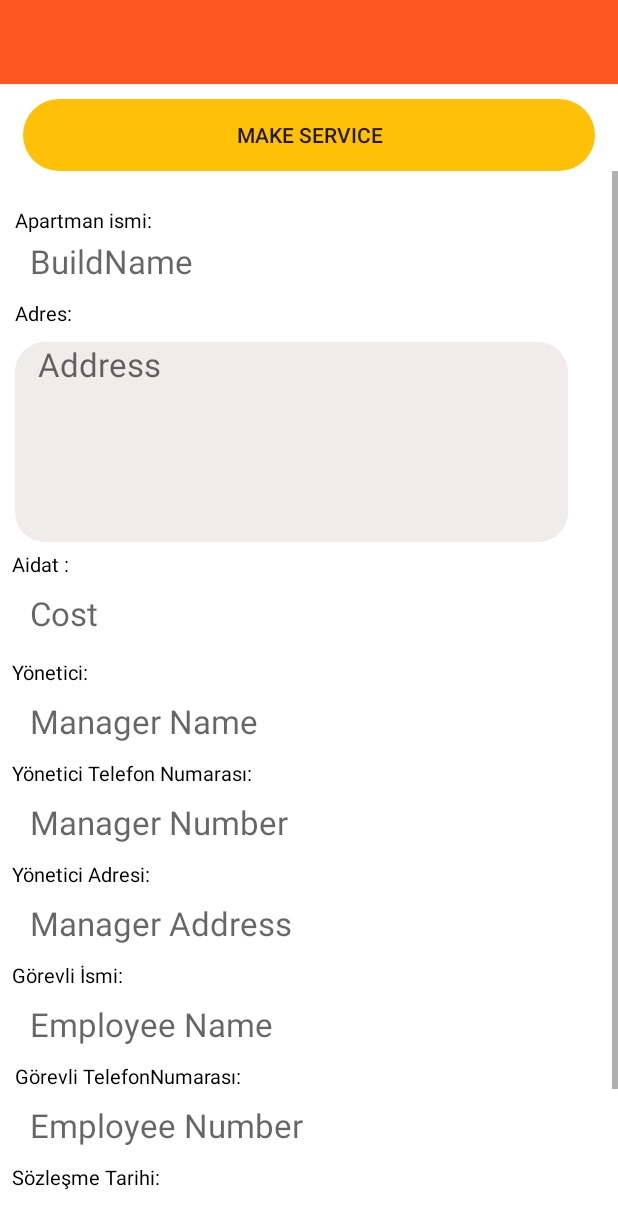
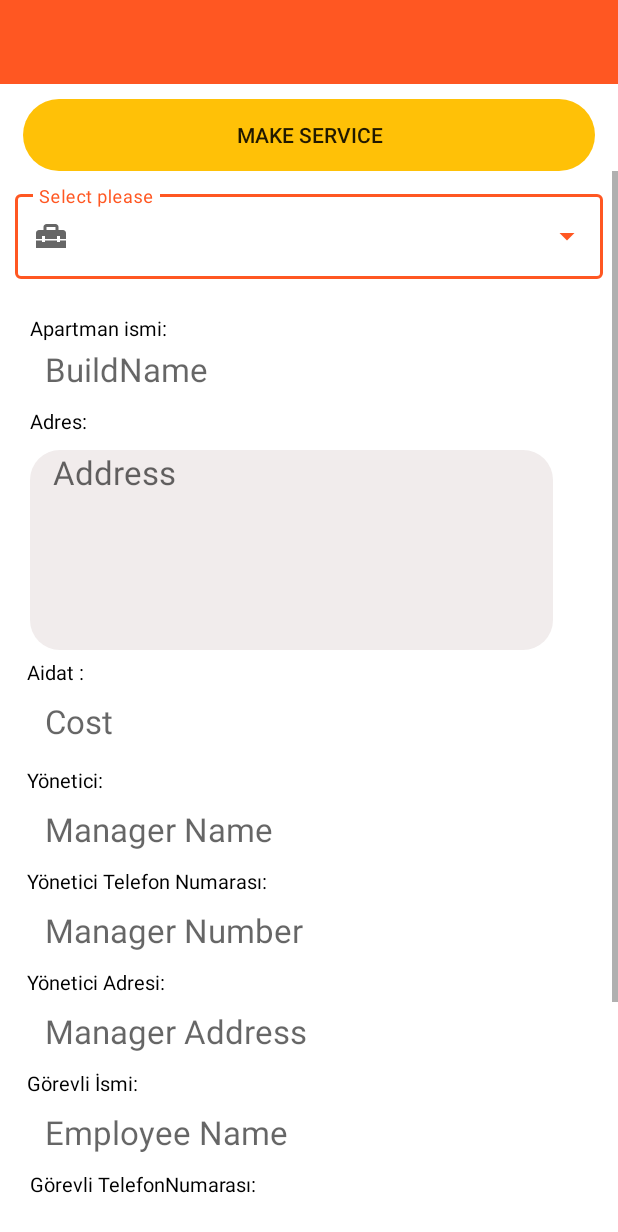
Before and after one commit to grs21/Supervisor, an Android app: the layout activity_admin_build_detail.xml on its own in the app's theme, with its tools: preview values and no code run, on a phone screen of 412 x 824 dp. Shown: the top 1232 px of the screen. Run offline under Robolectric (Android 15) with nearby library versions, the phone set to English and light mode, and no system bars.

Commit message:
Spinner design

```diff
--- a/app/src/main/res/layout/activity_admin_build_detail.xml
+++ b/app/src/main/res/layout/activity_admin_build_detail.xml
@@ -1,8 +1,8 @@
 <?xml version="1.0" encoding="utf-8"?>
-<LinearLayout
-    xmlns:android="http://schemas.android.com/apk/res/android"
+<LinearLayout xmlns:android="http://schemas.android.com/apk/res/android"
     android:layout_width="match_parent"
     android:layout_height="match_parent"
+    xmlns:app="http://schemas.android.com/apk/res-auto"
     android:orientation="vertical"
 
     >
@@ -30,9 +30,27 @@
      android:layout_marginBottom="15dp"
   >
   <RelativeLayout
+      android:padding="10dp"
       android:layout_width="match_parent"
       android:layout_height="wrap_content"
       >
+   <com.google.android.material.textfield.TextInputLayout
+       android:id="@+id/textInputLayoutAdmin"
+       android:layout_width="match_parent"
+       android:layout_height="wrap_content"
+       style="@style/Widget.MaterialComponents.TextInputLayout.OutlinedBox.ExposedDropdownMenu"
+       app:startIconDrawable="@drawable/ic_service"
+       android:hint="@string/please_selected"
+       >
+    <AutoCompleteTextView
+        android:id="@+id/autoCompleteSpinnerAdmin"
+        android:layout_width="match_parent"
+        android:layout_height="wrap_content"
+        android:inputType="none"
+        android:lines="1"
+        />
+
+   </com.google.android.material.textfield.TextInputLayout>
 
    <TextView
        android:id="@+id/textAdminBuildName"
@@ -40,6 +58,7 @@
        android:layout_height="wrap_content"
        android:text="Apartman ismi:"
        android:textSize="13sp"
+       android:layout_below="@+id/textInputLayoutAdmin"
        android:layout_marginTop="23dp"
        android:layout_marginStart="10dp"
        android:textColor="@color/black"
@@ -253,21 +272,7 @@
        android:paddingTop="3dp"
        android:paddingStart="10dp"
        />
-   <Spinner
-       android:id="@+id/spinnerDate"
-       android:layout_width="130dp"
-       android:layout_height="20dp"
-       android:layout_below="@+id/textAdminContractDate"
-       android:layout_toEndOf="@+id/textViewBuildDetailContractDate"
-       android:layout_marginTop="7dp"
-       android:layout_marginBottom="7dp"
-       android:layout_marginStart="10dp"
-       android:gravity="center"
-       android:spinnerMode="dropdown"
-       android:background="@android:color/transparent"
-       android:tooltipText="@string/please_selected"
 
-       />
    <androidx.appcompat.widget.AppCompatButton
        android:id="@+id/buttonDetailToEdit"
        android:layout_width="match_parent"
--- a/app/src/main/res/layout/alert_dialog_enter_mail.xml
+++ b/app/src/main/res/layout/alert_dialog_enter_mail.xml
@@ -17,9 +17,9 @@
     <EditText
         android:id="@+id/editTextAlertDialogQRCode"
         android:layout_width="match_parent"
-        android:layout_height="wrap_content"
+        android:layout_height="27dp"
         android:hint="Mail Adresi"
-        android:textSize="27sp"
+        android:textSize="18sp"
         android:paddingStart="8dp"
         android:background="@drawable/text_background"
         android:layout_marginTop="15dp"
--- a/app/src/main/res/values/strings.xml
+++ b/app/src/main/res/values/strings.xml
@@ -62,7 +62,7 @@
     <string name="write_build_Name">Please enter the build Name</string>
     <string name="check_connecting">Please connect to internet to proceed further</string>
     <string name="make_service">Make Service</string>
-    <string name="please_selected">-- Select --</string>
+    <string name="please_selected">Select please</string>
 
 
     <string-array name="month">
```
Also changed, not shown: app/src/main/java/com/grs21/supervisor/AdminBuildDetailActivity.java (+37 -15 lines), app/src/main/java/com/grs21/supervisor/UserBuildDetailActivity.java (+39 -10 lines), app/src/main/java/com/grs21/supervisor/adapter/AdapterApartmentRecyclerView.java (+12 -6 lines), app/src/main/java/com/grs21/supervisor/adapter/AdapterUserApartmentRecyclerView.java (+10 -5 lines), app/src/main/java/com/grs21/supervisor/adminFragment/AddFragment.java (+5 -2 lines), app/src/main/res/layout/activity_user_build_detail.xml (+21 -2 lines), app/src/main/res/layout/item_spinner.xml (added, +9 -0 lines).
